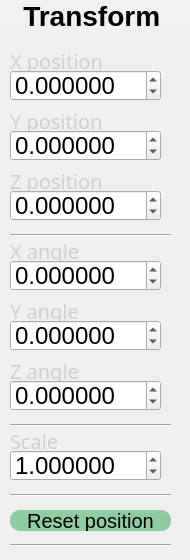
Qt form src/3DViewer_v2_1/View_module/ptransform.ui (hhullen/3DViever_v2.1) before a commit.
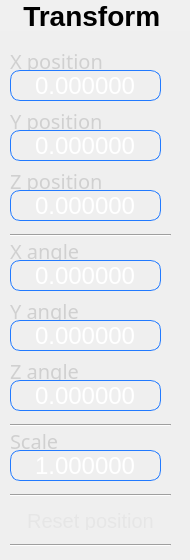
The same form after that commit.

```diff
--- a/src/3DViewer_v2_1/View_module/ptransform.ui
+++ b/src/3DViewer_v2_1/View_module/ptransform.ui
@@ -121,7 +121,27 @@
     </font>
    </property>
    <property name="styleSheet">
-    <string notr="true"/>
+    <string notr="true">QDoubleSpinBox {
+	background-color: rgba(0, 0, 0, 0);
+	alternate-background-color: rgba(0, 0, 0, 0);
+	color: rgb(255, 255, 255);
+	border-radius: 10px;
+	border: 1px solid rgb(34, 122, 255);
+}
+
+QDoubleSpinBox:disabled {
+	background-color: rgba(0, 0, 0, 0);
+	alternate-background-color: rgba(0, 0, 0, 0);
+	color: rgb(143,152,160);
+	border-radius: 10px;
+	border: 1px solid #53616F;
+}</string>
+   </property>
+   <property name="alignment">
+    <set>Qt::AlignCenter</set>
+   </property>
+   <property name="buttonSymbols">
+    <enum>QAbstractSpinBox::NoButtons</enum>
    </property>
    <property name="decimals">
     <number>6</number>
@@ -206,6 +226,29 @@
      <pointsize>18</pointsize>
     </font>
    </property>
+   <property name="styleSheet">
+    <string>QDoubleSpinBox {
+	background-color: rgba(0, 0, 0, 0);
+	alternate-background-color: rgba(0, 0, 0, 0);
+	color: rgb(255, 255, 255);
+	border-radius: 10px;
+	border: 1px solid rgb(34, 122, 255);
+}
+
+QDoubleSpinBox:disabled {
+	background-color: rgba(0, 0, 0, 0);
+	alternate-background-color: rgba(0, 0, 0, 0);
+	color: rgb(143,152,160);
+	border-radius: 10px;
+	border: 1px solid #53616F;
+}</string>
+   </property>
+   <property name="alignment">
+    <set>Qt::AlignCenter</set>
+   </property>
+   <property name="buttonSymbols">
+    <enum>QAbstractSpinBox::NoButtons</enum>
+   </property>
    <property name="decimals">
     <number>6</number>
    </property>
@@ -289,6 +332,29 @@
      <pointsize>18</pointsize>
     </font>
    </property>
+   <property name="styleSheet">
+    <string>QDoubleSpinBox {
+	background-color: rgba(0, 0, 0, 0);
+	alternate-background-color: rgba(0, 0, 0, 0);
+	color: rgb(255, 255, 255);
+	border-radius: 10px;
+	border: 1px solid rgb(34, 122, 255);
+}
+
+QDoubleSpinBox:disabled {
+	background-color: rgba(0, 0, 0, 0);
+	alternate-background-color: rgba(0, 0, 0, 0);
+	color: rgb(143,152,160);
+	border-radius: 10px;
+	border: 1px solid #53616F;
+}</string>
+   </property>
+   <property name="alignment">
+    <set>Qt::AlignCenter</set>
+   </property>
+   <property name="buttonSymbols">
+    <enum>QAbstractSpinBox::NoButtons</enum>
+   </property>
    <property name="decimals">
     <number>6</number>
    </property>
@@ -428,6 +494,29 @@
      <pointsize>18</pointsize>
     </font>
    </property>
+   <property name="styleSheet">
+    <string>QDoubleSpinBox {
+	background-color: rgba(0, 0, 0, 0);
+	alternate-background-color: rgba(0, 0, 0, 0);
+	color: rgb(255, 255, 255);
+	border-radius: 10px;
+	border: 1px solid rgb(34, 122, 255);
+}
+
+QDoubleSpinBox:disabled {
+	background-color: rgba(0, 0, 0, 0);
+	alternate-background-color: rgba(0, 0, 0, 0);
+	color: rgb(143,152,160);
+	border-radius: 10px;
+	border: 1px solid #53616F;
+}</string>
+   </property>
+   <property name="alignment">
+    <set>Qt::AlignCenter</set>
+   </property>
+   <property name="buttonSymbols">
+    <enum>QAbstractSpinBox::NoButtons</enum>
+   </property>
    <property name="decimals">
     <number>6</number>
    </property>
@@ -508,6 +597,29 @@
      <pointsize>18</pointsize>
     </font>
    </property>
+   <property name="styleSheet">
+    <string>QDoubleSpinBox {
+	background-color: rgba(0, 0, 0, 0);
+	alternate-background-color: rgba(0, 0, 0, 0);
+	color: rgb(255, 255, 255);
+	border-radius: 10px;
+	border: 1px solid rgb(34, 122, 255);
+}
+
+QDoubleSpinBox:disabled {
+	background-color: rgba(0, 0, 0, 0);
+	alternate-background-color: rgba(0, 0, 0, 0);
+	color: rgb(143,152,160);
+	border-radius: 10px;
+	border: 1px solid #53616F;
+}</string>
+   </property>
+   <property name="alignment">
+    <set>Qt::AlignCenter</set>
+   </property>
+   <property name="buttonSymbols">
+    <enum>QAbstractSpinBox::NoButtons</enum>
+   </property>
    <property name="decimals">
     <number>6</number>
    </property>
@@ -532,6 +644,29 @@
      <pointsize>18</pointsize>
     </font>
    </property>
+   <property name="styleSheet">
+    <string>QDoubleSpinBox {
+	background-color: rgba(0, 0, 0, 0);
+	alternate-background-color: rgba(0, 0, 0, 0);
+	color: rgb(255, 255, 255);
+	border-radius: 10px;
+	border: 1px solid rgb(34, 122, 255);
+}
+
+QDoubleSpinBox:disabled {
+	background-color: rgba(0, 0, 0, 0);
+	alternate-background-color: rgba(0, 0, 0, 0);
+	color: rgb(143,152,160);
+	border-radius: 10px;
+	border: 1px solid #53616F;
+}</string>
+   </property>
+   <property name="alignment">
+    <set>Qt::AlignCenter</set>
+   </property>
+   <property name="buttonSymbols">
+    <enum>QAbstractSpinBox::NoButtons</enum>
+   </property>
    <property name="decimals">
     <number>6</number>
    </property>
@@ -556,6 +691,29 @@
      <pointsize>18</pointsize>
     </font>
    </property>
+   <property name="styleSheet">
+    <string notr="true">QDoubleSpinBox {
+	background-color: rgba(0, 0, 0, 0);
+	alternate-background-color: rgba(0, 0, 0, 0);
+	color: rgb(255, 255, 255);
+	border-radius: 10px;
+	border: 1px solid rgb(34, 122, 255);
+}
+
+QDoubleSpinBox:disabled {
+	background-color: rgba(0, 0, 0, 0);
+	alternate-background-color: rgba(0, 0, 0, 0);
+	color: rgb(143,152,160);
+	border-radius: 10px;
+	border: 1px solid #53616F;
+}</string>
+   </property>
+   <property name="alignment">
+    <set>Qt::AlignCenter</set>
+   </property>
+   <property name="buttonSymbols">
+    <enum>QAbstractSpinBox::NoButtons</enum>
+   </property>
    <property name="decimals">
     <number>6</number>
    </property>
@@ -683,8 +841,22 @@
    </property>
    <property name="styleSheet">
     <string notr="true">QPushButton {
-    border: 2px gray ;
-	background-color: rgba(49, 169, 82, 0.5);
+	color: rgb(230, 230, 230);
+	background-color: qlineargradient(x1: 0, y1: 0.5, x2: 1, y2: 0.5,
+                                      stop: 0 #07BEFF stop: 1 #2B74FF);
+	alternate-background-color: qlineargradient(x1: 0, y1: 0.5, x2: 1, y2: 0.5,
+                                      stop: 0 #07BEFF stop: 1 #2B74FF);
+	border: 1px solid rgba(255, 255, 255, 0);
+	border-radius: 10px;
+}
+
+QPushButton:hover {
+    color: rgb(230, 230, 230);
+	background-color: qlineargradient(x1: 0.4, y1: 0.5, x2: 1, y2: 0.5,
+                                      stop: 0 #02BFFF stop: 1 #2E73FF);
+	alternate-background-color: qlineargradient(x1: 0.4, y1: 0.5, x2: 1, y2: 0.5,
+                                      stop: 0 #02BFFF stop: 1 #2E73FF);
+	border: 1px solid rgba(255, 255, 255, 0);
 	border-radius: 10px;
 }
 
```
Left out of the diff: 8 changed lines with no effect on the pictures.
